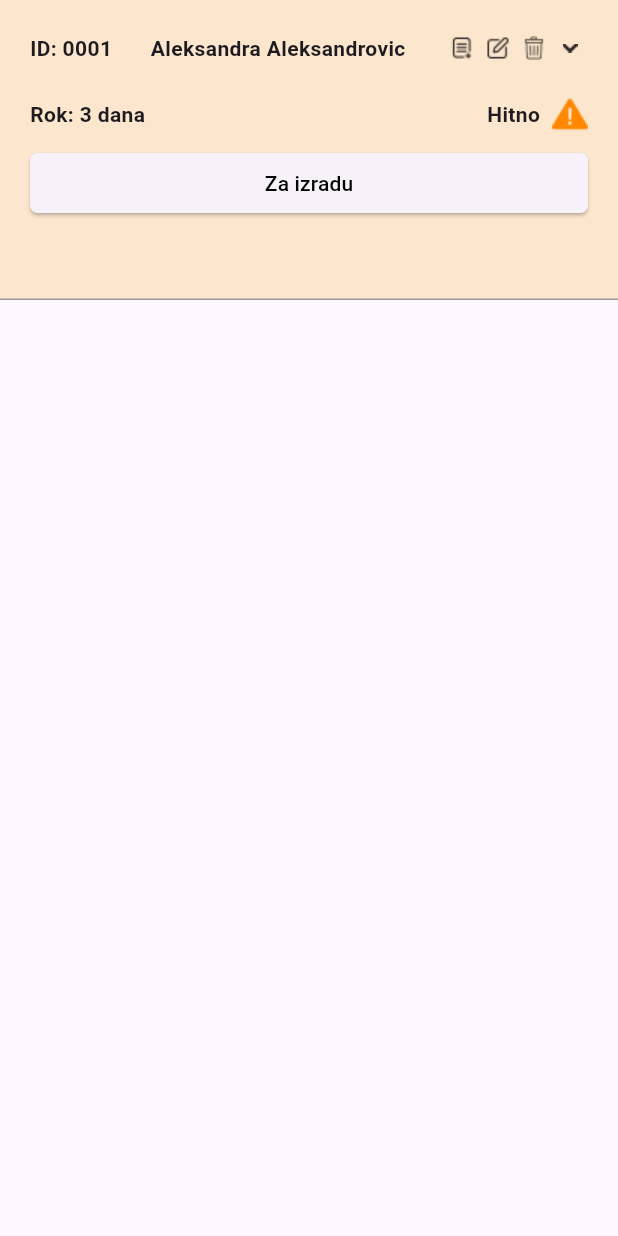
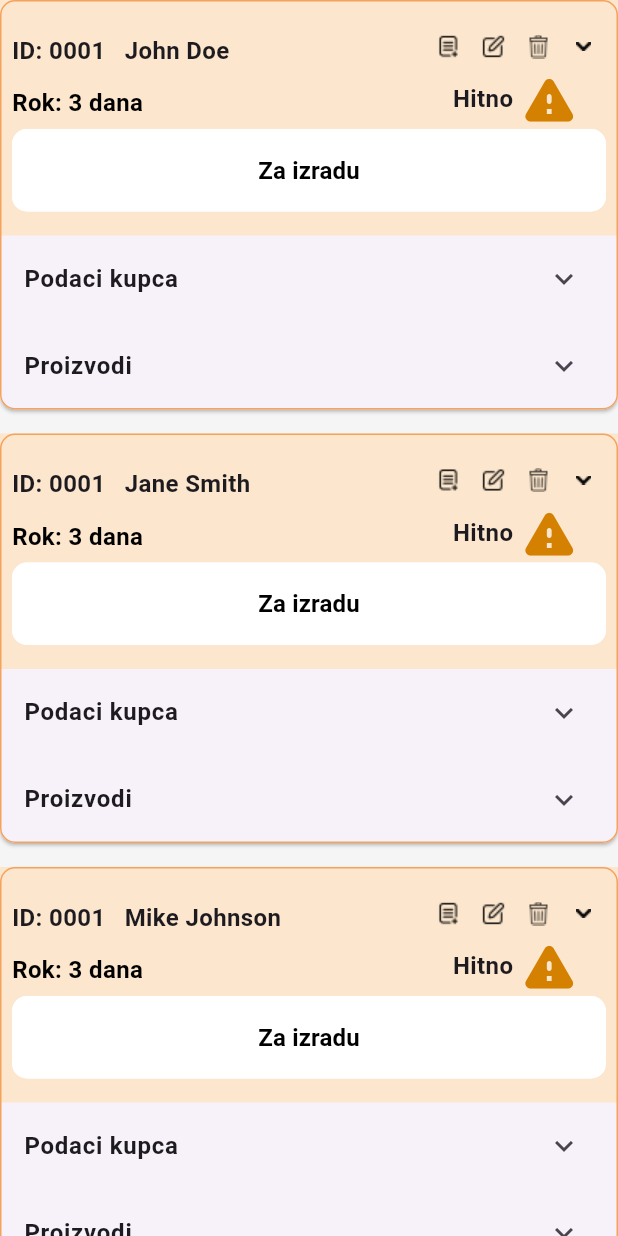
Before and after one commit to ThePwningApple2002/hanami, a Flutter app: the screen it shows after launch, on a phone screen of 412 x 824 dp. Run offline on Flutter 3.47's test engine with Material 3 defaults, Android fonts, the phone set to English and light mode, and no system bars.

Commit message:
initial design

```diff
--- a/hanami/lib/orders/models/buyer.dart
+++ b/hanami/lib/orders/models/buyer.dart
@@ -1,23 +1,37 @@
+import './models.dart';
+
 class Buyer {
-  final String imeprezime;
-  final String adresa;
-  final String grad;
-  final int telefon;
-  final String email;
+  final String imeprezime; // Buyer's full name
+  final String adresa; // Address of the buyer
+  final String grad; // City
+  final int telefon; // Phone number
+  final String email; // Email address
+  final List<OrderList> orderLists; // List of associated OrderLists for the buyer
 
-  Buyer(
-      {required this.imeprezime,
-      required this.adresa,
-      required this.grad,
-      required this.telefon,
-      required this.email});
+  // Constructor
+  Buyer({
+    required this.imeprezime,
+    required this.adresa,
+    required this.grad,
+    required this.telefon,
+    required this.email,
+    List<OrderList>? orderLists, // Optional; defaults to an empty list
+  }) : orderLists = orderLists ?? [];
 
+  // Factory constructor to parse Buyer from JSON
   factory Buyer.fromJson(Map<String, dynamic> json) {
+    // Parse nested `orderLists` JSON into List<OrderList> objects
+    final orderListsJson = json['orderLists'] as List<dynamic>?;
+
     return Buyer(
-        imeprezime: json['imeprezime'] ?? '',
-        adresa: json['adresa'] ?? '',
-        grad: json['grad'],
-        telefon: json['telefon'] ?? 0,
-        email: json['email'] ?? '');
+      imeprezime: json['imeprezime'] ?? json['name'] ?? 'Unknown', // Handles compatibility
+      adresa: json['adresa'] ?? '', // Default to an empty string if missing
+      grad: json['grad'] ?? '', // Default to an empty string if missing
+      telefon: json['telefon'] ?? 0, // Default to 0 if missing
+      email: json['email'] ?? '', // Default to an empty string if missing
+      orderLists: orderListsJson != null
+          ? orderListsJson.map((orderList) => OrderList.fromJson(orderList)).toList()
+          : [], // Default to an empty list if missing
+    );
   }
 }
--- a/hanami/lib/orders/models/order_list.dart
+++ b/hanami/lib/orders/models/order_list.dart
@@ -1,9 +1,20 @@
-import './models.dart';
+import './models.dart'; // Ensure that the Order model is imported
 
 class OrderList {
-  final Buyer kupac;
   List<Order> listaporudzbina;
 
-  OrderList({required this.kupac, List<Order>? listaporudzbina})
+  OrderList({List<Order>? listaporudzbina})
       : listaporudzbina = listaporudzbina ?? [];
+
+  // Factory constructor to parse JSON into an OrderList
+  factory OrderList.fromJson(Map<String, dynamic> json) {
+    // Parse the `orders` key into a list of `Order` objects
+    final ordersJson = json['orders'] as List<dynamic>?;
+
+    return OrderList(
+      listaporudzbina: ordersJson != null
+          ? ordersJson.map((orderJson) => Order.fromJson(orderJson)).toList()
+          : [], // Default to an empty list if orders are not provided
+    );
+  }
 }
--- a/hanami/lib/orders/repositories/temp_data.dart
+++ b/hanami/lib/orders/repositories/temp_data.dart
@@ -1 +1,105 @@
-class TempData {}
+class TempData {
+  static Map<String, dynamic> getDummyData() {
+    return {
+      "buyers": [
+        {
+          "name": "John Doe",
+          "orderLists": [
+            {
+              "orders": [
+                {
+                  "popust": 10.0,
+                  "products": [
+                    {
+                      "name": "Stolica Modern",
+                      "materijal": "Hrast",
+                      "cena": 15000.0
+                    },
+                    {
+                      "name": "Sto Klasik",
+                      "materijal": "Orah",
+                      "cena": 25000.0
+                    }
+                  ]
+                },
+                {
+                  "popust": 15.0,
+                  "products": [
+                    {
+                      "name": "Komoda Lux",
+                      "materijal": "Bukva",
+                      "cena": 35000.0
+                    }
+                  ]
+                }
+              ]
+            }
+          ]
+        },
+        {
+          "name": "Jane Smith",
+          "orderLists": [
+            {
+              "orders": [
+                {
+                  "popust": 5.0,
+                  "products": [
+                    {
+                      "name": "Fotelja Comfort",
+                      "materijal": "Eco koža",
+                      "cena": 28000.0
+                    },
+                    {
+                      "name": "Tabure Mini",
+                      "materijal": "Štof",
+                      "cena": 8000.0
+                    },
+                    {
+                      "name": "Polica Wood",
+                      "materijal": "Hrast",
+                      "cena": 12000.0
+                    }
+                  ]
+                }
+              ]
+            }
+          ]
+        },
+        {
+          "name": "Mike Johnson",
+          "orderLists": [
+            {
+              "orders": [
+                {
+                  "popust": 20.0,
+                  "products": [
+                    {
+                      "name": "Krevet King",
+                      "materijal": "Bukva",
+                      "cena": 45000.0
+                    },
+                    {
+                      "name": "Noćni stočić Basic",
+                      "materijal": "Medijapan",
+                      "cena": 9000.0
+                    }
+                  ]
+                },
+                {
+                  "popust": 0.0,
+                  "products": [
+                    {
+                      "name": "Ormar Sliding",
+                      "materijal": "Iverica",
+                      "cena": 55000.0
+                    }
+                  ]
+                }
+              ]
+            }
+          ]
+        }
+      ]
+    };
+  }
+}
--- a/hanami/lib/orders/view/pages/orders_page.dart
+++ b/hanami/lib/orders/view/pages/orders_page.dart
@@ -1,17 +1,31 @@
 import 'package:flutter/material.dart';
-import 'package:hanami/orders/view/widgets/custom_appbar.dart';
-import 'package:hanami/style/styleguide.dart';
+import 'package:hanami/orders/repositories/temp_data.dart';
+import 'package:hanami/orders/view/widgets/widgets.dart';
+import '../../models/models.dart';
+
+
+
 
 class OrdersPage extends StatelessWidget {
   const OrdersPage({super.key});
 
   @override
   Widget build(BuildContext context) {
+    // Parse dummy data into buyers
+    final rawData = TempData.getDummyData();
+    final buyersJson = rawData['buyers'] as List<dynamic>;
+    final List<Buyer> buyers = buyersJson.map((json) => Buyer.fromJson(json)).toList();
+
     return Scaffold(
-      body: Column(
-        children: [
-          CustomAppbar(),
-        ],
+      backgroundColor: Colors.grey[100],
+
+      body: ListView.builder(
+        // padding: const EdgeInsets.all(16.0),
+        itemCount: buyers.length,
+        itemBuilder: (context, index) {
+          final buyer = buyers[index];
+          return BuyerCard(buyer: buyer);
+        },
       ),
     );
   }
--- /dev/null
+++ b/hanami/lib/orders/view/widgets/buyer_order_card.dart
@@ -0,0 +1,180 @@
+import 'package:flutter/material.dart';
+import 'package:hanami/orders/models/models.dart';
+import 'package:hanami/orders/view/widgets/widgets.dart';
+
+class BuyerCard extends StatelessWidget {
+  final Buyer buyer;
+
+  const BuyerCard({super.key, required this.buyer});
+
+  @override
+  Widget build(BuildContext context) {
+    return Card(
+      margin: const EdgeInsets.only(bottom: 16),
+      shape: RoundedRectangleBorder(
+        borderRadius: BorderRadius.circular(10),
+        side: const BorderSide(color: Color(0xFFF5A25D)),
+      ),
+      child: Column(
+        crossAxisAlignment: CrossAxisAlignment.stretch,
+        children: [
+          // Top Yellow Header Section
+          Container(
+            padding: const EdgeInsets.symmetric(vertical: 16, horizontal: 8),
+            color: const Color(0xFFFCE6CD),
+            child: Column(
+              children: [
+                Row(
+                  mainAxisAlignment: MainAxisAlignment.spaceBetween,
+                  children: [
+                    Expanded(
+                      child: Column(
+                        crossAxisAlignment: CrossAxisAlignment.start,
+                        children: [
+                          Text(
+                            "ID: 0001   ${buyer.imeprezime}",
+                            style: const TextStyle(
+                              fontSize: 16,
+                              fontWeight: FontWeight.bold,
+                            ),
+                          ),
+                          const SizedBox(height: 12),
+                          Text(
+                            "Rok: 3 dana",
+                            style: TextStyle(
+                              fontSize: 16,
+                              fontWeight: FontWeight.bold,
+                              color: const Color.fromARGB(255, 0, 0, 0),
+                            ),
+                          ),
+                        ],
+                      ),
+                    ),
+                    Column(
+                      children: [
+                        Row(
+                          children: [
+                            ImageIcon(
+                              AssetImage("assets/papir.png"),
+                              color: const Color.fromARGB(255, 0, 0, 0),
+                              size: 30,
+                            ),
+                            ImageIcon(
+                              AssetImage("assets/papirolovka.png"),
+                              color: const Color.fromARGB(255, 0, 0, 0),
+                              size: 30,
+                            ),
+                            ImageIcon(
+                              AssetImage("assets/kanta.png"),
+                              color: const Color.fromARGB(255, 0, 0, 0),
+                              size: 30,
+                            ),
+                            ImageIcon(
+                              AssetImage("assets/vector.png"),
+                              color: const Color.fromARGB(255, 0, 0, 0),
+                              size: 30,
+                            ),
+                          ],
+                        ),
+                        Row(
+                          children: [
+                            Text(
+                              "Hitno",
+                              style: TextStyle(
+                                  fontWeight: FontWeight.bold, fontSize: 16),
+                            ),
+                            SizedBox(width: 4),
+                            Icon(
+                              Icons.warning_rounded,
+                              color: const Color.fromARGB(255, 212, 128, 0),
+                              size: 40,
+                            ),
+                          ],
+                        ),
+                      ],
+                    ),
+                  ],
+                ),
+                SizedBox(
+                  width: double
+                      .infinity, // Stretches the button to fill parent width
+                  child: ElevatedButton(
+                    onPressed: () {},
+                    style: ElevatedButton.styleFrom(
+                      elevation: 0,
+                      backgroundColor: Colors.white,
+                      foregroundColor: Colors.black,
+                      padding: const EdgeInsets.symmetric(
+                          vertical: 16), // Adjust button height
+                      side: const BorderSide(color: Colors.white),
+                      shape: RoundedRectangleBorder(
+                        borderRadius: BorderRadius.circular(10),
+                      ),
+                    ),
+                    child: const Text(
+                      "Za izradu",
+                      style: TextStyle(
+                        fontSize: 16,
+                        fontWeight: FontWeight.bold,
+                      ),
+                    ),
+                  ),
+                ),
+              ],
+            ),
+          ),
+
+          // Button for "Za izradu"
+
+          // "Podaci Kupca" Dropdown
+          ExpansionTile(
+            title: const Text(
+              "Podaci kupca",
+              style: TextStyle(
+                fontSize: 16,
+                fontWeight: FontWeight.bold,
+              ),
+            ),
+            textColor: Colors.black,
+            iconColor: const Color(0xFFF5A25D),
+            children: [
+              Padding(
+                padding:
+                    const EdgeInsets.symmetric(horizontal: 16.0, vertical: 8.0),
+                child: Text(
+                  "Adresa: ${buyer.adresa}\n"
+                  "Grad: ${buyer.grad}\n"
+                  "Telefon: ${buyer.telefon}\n"
+                  "Email: ${buyer.email}",
+                  style: const TextStyle(
+                    fontSize: 14,
+                    color: Colors.black,
+                  ),
+                ),
+              ),
+            ],
+          ),
+
+          // "Proizvodi" (Products)
+          ExpansionTile(
+            title: const Text(
+              "Proizvodi",
+              style: TextStyle(
+                fontSize: 16,
+                fontWeight: FontWeight.bold,
+              ),
+            ),
+            textColor: Colors.black,
+            iconColor: const Color(0xFFF5A25D),
+            children: [
+              // Use OrderListCard to Render Orders and Their Products
+              ...buyer.orderLists.map((orderList) {
+                return OrderListCard(orderList: orderList);
+              }).toList(),
+            ],
+          ),
+        ],
+      ),
+    );
+  }
+}
--- a/hanami/lib/orders/view/widgets/custom_appbar.dart
+++ /dev/null
@@ -1,96 +0,0 @@
-import 'package:flutter/material.dart';
-import 'package:hanami/orders/models/models.dart';
-
-class CustomAppbar extends StatelessWidget {
-  // final Seller prodavac;
-
-  const CustomAppbar({super.key});
-
-  @override
-  Widget build(BuildContext context) {
-    return Stack(children: [
-      Container(
-        width: double.infinity,
-        height: 200,
-        decoration: BoxDecoration(
-            color: Color(0xFFFCE6CD),
-            border: Border(
-                bottom: BorderSide(
-              color: const Color.fromARGB(255, 153, 153, 153),
-              width: 1,
-            ))),
-      ),
-      Padding(
-        padding: const EdgeInsets.symmetric(
-          horizontal: 20,
-        ),
-        child: Column(
-          children: [
-            Padding(
-              padding: const EdgeInsets.symmetric(vertical: 20.0),
-              child: Row(
-                mainAxisAlignment: MainAxisAlignment.spaceBetween,
-                children: [
-                  Text(
-                    "ID: 0001",
-                    style: TextStyle(fontWeight: FontWeight.w700),
-                  ),
-                  Text(
-                    "Aleksandra Aleksandrovic",
-                    style: TextStyle(fontWeight: FontWeight.w700),
-                  ),
-                  Row(
-                    children: [
-                      ImageIcon(AssetImage("assets/papir.png")),
-                      ImageIcon(AssetImage("assets/papirolovka.png")),
-                      ImageIcon(AssetImage("assets/kanta.png")),
-                      ImageIcon(AssetImage("assets/vector.png")),
-                    ],
-                  ),
-                ],
-              ),
-            ),
-            Row(
-              mainAxisAlignment: MainAxisAlignment.spaceBetween,
-              children: [
-                Text(
-                  "Rok: 3 dana",
-                  style: TextStyle(fontWeight: FontWeight.w700),
-                ),
-                Row(
-                  children: [
-                    Text(
-                      "Hitno",
-                      style: TextStyle(fontWeight: FontWeight.w700),
-                    ),
-                    Padding(
-                      padding: const EdgeInsets.only(left: 8.0),
-                      child: Image.asset("assets/vazno.png"),
-                    ),
-                  ],
-                )
-              ],
-            ),
-            Padding(
-              padding: const EdgeInsets.symmetric(vertical: 10.0),
-              child: SizedBox(
-                width: double.infinity,
-                child: ElevatedButton(
-                    style: ElevatedButton.styleFrom(
-                        elevation: 1,
-                        shape: RoundedRectangleBorder(
-                            borderRadius: BorderRadius.circular(5))),
-                    onPressed: () {},
-                    child: Text(
-                      "Za izradu",
-                      style: TextStyle(color: Colors.black),
-                    )),
-              ),
-            )
-          ],
-        ),
-      ),
-      //Text(prodavac.imeprezime)
-    ]);
-  }
-}
--- a/hanami/lib/orders/view/widgets/widgets.dart
+++ b/hanami/lib/orders/view/widgets/widgets.dart
@@ -0,0 +1,5 @@
+export './buyer_order_card.dart';
+export './custom_appbar.dart';
+export './order_card.dart';
+export './order_list_card.dart';
+export './product_card.dart';
```
Also changed, not shown: hanami/lib/orders/models/order.dart (+17 -3 lines), hanami/lib/orders/models/product.dart (+5 -2 lines), hanami/lib/orders/view/widgets/order_card.dart (added, +53 -0 lines), hanami/lib/orders/view/widgets/order_list_card.dart (added, +19 -0 lines), hanami/lib/orders/view/widgets/product_card.dart (added, +64 -0 lines), hanami/assets/tiger.jpg (added), hanami/lib/orders/models/seller.dart (deleted), hanami/lib/orders/view/widgets/product.dart (deleted).
